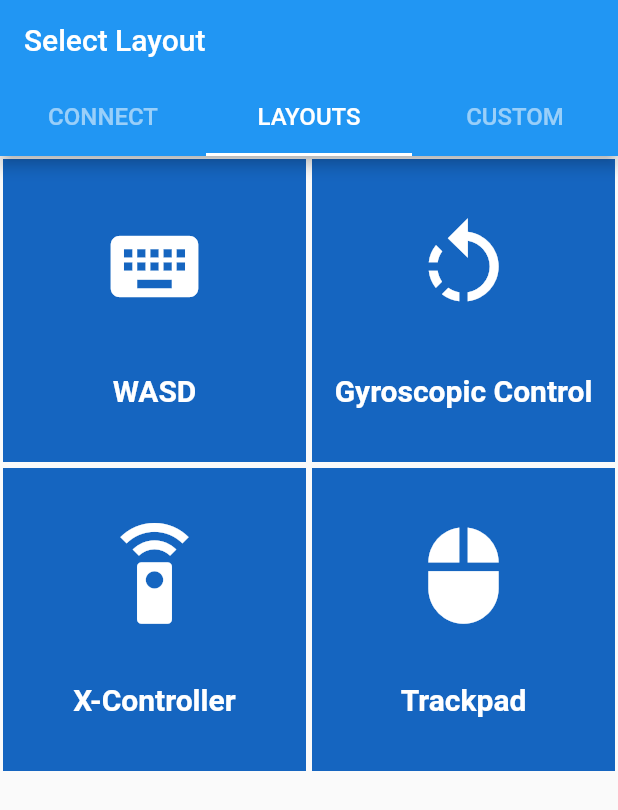
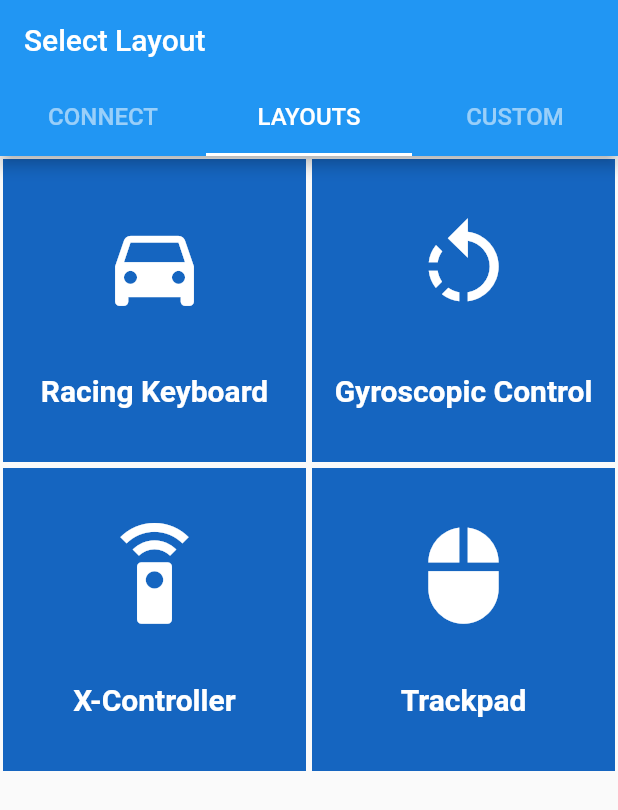
Before and after one commit to devclub-iitd/AioPcController, a Flutter app: the LayoutSelect screen opened by its route, on a phone screen of 412 x 824 dp. Shown: the top 810 px of the screen. Run offline on Flutter 3.47's test engine with Material 2 defaults, Android fonts, the phone set to English and light mode, and no system bars; our stand-ins replace flutter_slidable, sensors, sqflite; missing offline and left inert: barcode_scan; accounts and stored records are empty.

Commit message:
Renamed WASD Layout

```diff
--- a/lib/LayoutSelect.dart
+++ b/lib/LayoutSelect.dart
@@ -48,12 +48,12 @@ class LayoutSelect extends StatelessWidget {
                   mainAxisAlignment: MainAxisAlignment.spaceEvenly,
                   children: <Widget>[
                     Icon(
-                      Icons.keyboard,
+                      Icons.directions_car,
                       color: Colors.white,
                       size: 70.0,
                     ),
                     Text(
-                      'WASD',
+                      'Racing Keyboard',
                       style: TextStyle(
                         fontWeight: FontWeight.w600,
                         color: Colors.white,
--- a/lib/WasdLayout.dart
+++ b/lib/WasdLayout.dart
@@ -68,7 +68,7 @@ class _WasdLayoutState extends State<WasdLayout> {
 
     return Scaffold(
       appBar: AppBar(
-        title: Text("WASD"),
+        title: Text("Racing Keyboard"),
         actions: <Widget>[
           Container(
             child: Center(
```
